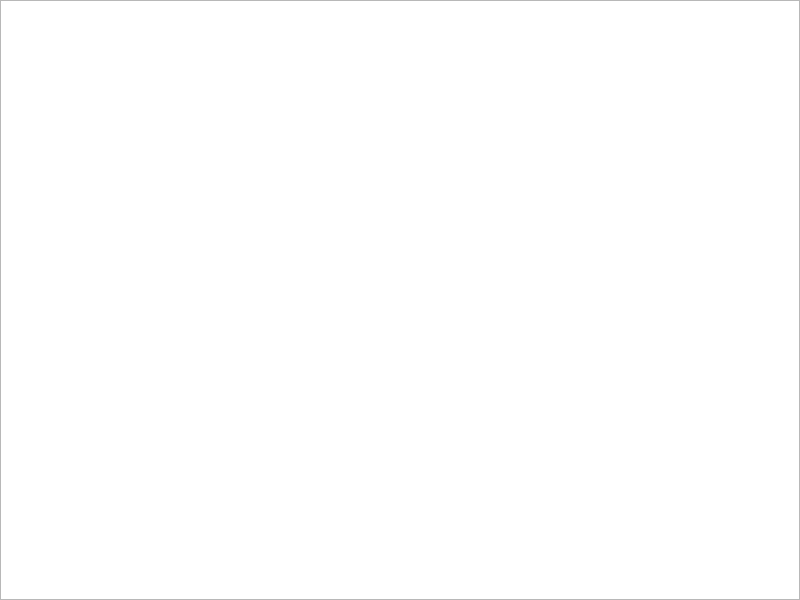
Qt form lab2/drawwindow.ui (Megarekrut65/4sem-ooop-lab2) before a commit.
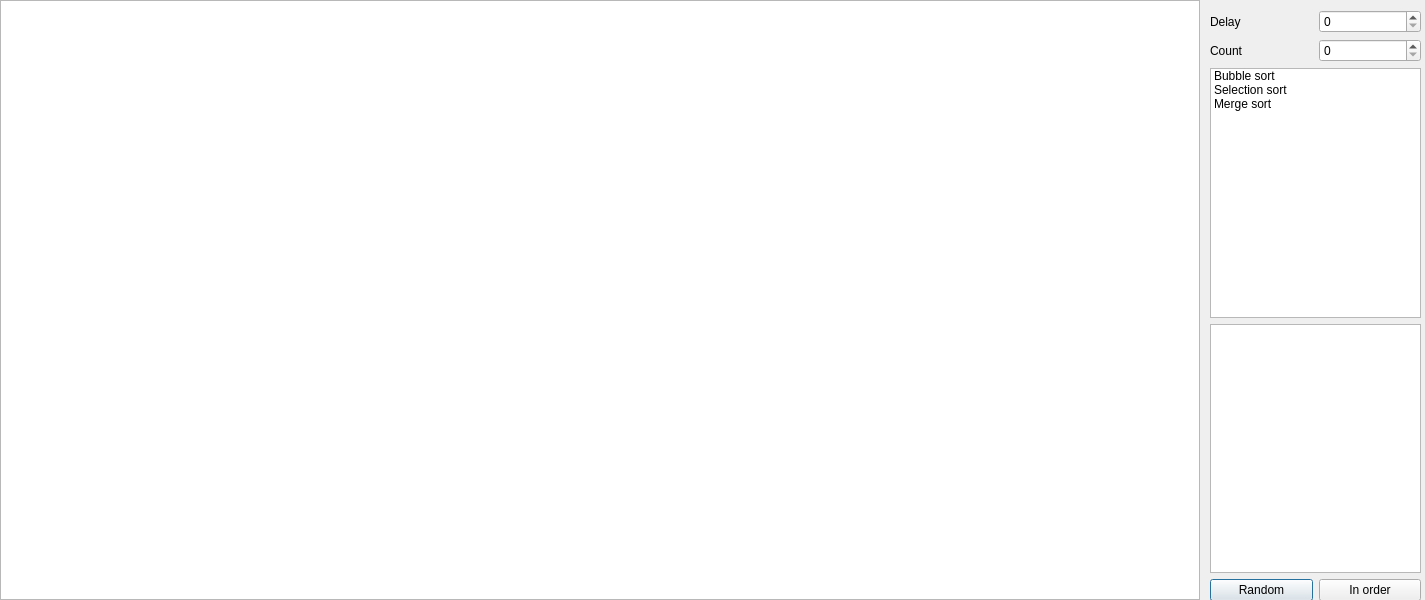
The same form after that commit.

Commit message: sort window sort customization

```diff
--- a/lab2/drawwindow.ui
+++ b/lab2/drawwindow.ui
@@ -6,47 +6,130 @@
    <rect>
     <x>0</x>
     <y>0</y>
-    <width>800</width>
+    <width>1425</width>
     <height>600</height>
    </rect>
   </property>
   <property name="minimumSize">
    <size>
-    <width>800</width>
+    <width>1425</width>
     <height>600</height>
    </size>
   </property>
   <property name="maximumSize">
    <size>
-    <width>800</width>
+    <width>1425</width>
     <height>600</height>
    </size>
   </property>
   <property name="windowTitle">
    <string>Dialog</string>
   </property>
+  <property name="sizeGripEnabled">
+   <bool>false</bool>
+  </property>
   <widget class="QGraphicsView" name="graphicsView">
    <property name="geometry">
     <rect>
      <x>0</x>
      <y>0</y>
-     <width>800</width>
+     <width>1200</width>
      <height>600</height>
     </rect>
    </property>
    <property name="minimumSize">
     <size>
-     <width>800</width>
+     <width>1200</width>
      <height>600</height>
     </size>
    </property>
    <property name="maximumSize">
     <size>
-     <width>800</width>
+     <width>1200</width>
      <height>600</height>
     </size>
    </property>
   </widget>
+  <widget class="QWidget" name="verticalLayoutWidget">
+   <property name="geometry">
+    <rect>
+     <x>1210</x>
+     <y>10</y>
+     <width>211</width>
+     <height>591</height>
+    </rect>
+   </property>
+   <layout class="QVBoxLayout" name="verticalLayout">
+    <item>
+     <layout class="QHBoxLayout" name="horizontalLayout">
+      <item>
+       <widget class="QLabel" name="label">
+        <property name="text">
+         <string>Delay</string>
+        </property>
+       </widget>
+      </item>
+      <item>
+       <widget class="QSpinBox" name="spinBox"/>
+      </item>
+     </layout>
+    </item>
+    <item>
+     <layout class="QHBoxLayout" name="horizontalLayout_2">
+      <item>
+       <widget class="QLabel" name="label_2">
+        <property name="text">
+         <string>Count</string>
+        </property>
+       </widget>
+      </item>
+      <item>
+       <widget class="QSpinBox" name="spinBox_2"/>
+      </item>
+     </layout>
+    </item>
+    <item>
+     <widget class="QListWidget" name="listWidget">
+      <item>
+       <property name="text">
+        <string>Bubble sort</string>
+       </property>
+      </item>
+      <item>
+       <property name="text">
+        <string>Selection sort</string>
+       </property>
+      </item>
+      <item>
+       <property name="text">
+        <string>Merge sort</string>
+       </property>
+      </item>
+     </widget>
+    </item>
+    <item>
+     <widget class="QTextEdit" name="textEdit"/>
+    </item>
+    <item>
+     <layout class="QHBoxLayout" name="horizontalLayout_3">
+      <item>
+       <widget class="QPushButton" name="pushButton_2">
+        <property name="text">
+         <string>Random</string>
+        </property>
+       </widget>
+      </item>
+      <item>
+       <widget class="QPushButton" name="pushButton">
+        <property name="text">
+         <string>In order</string>
+        </property>
+       </widget>
+      </item>
+     </layout>
+    </item>
+   </layout>
+  </widget>
  </widget>
  <resources/>
  <connections/>
```
The commit also changes 5 other files.
